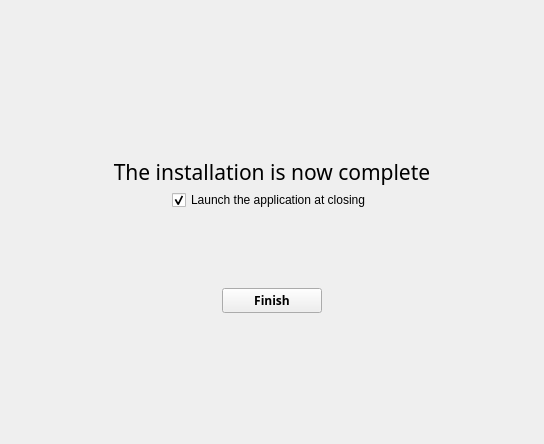
Old version of the form installer/ui/endinstallation.ui in the repository Covalia/standalone-deployer.
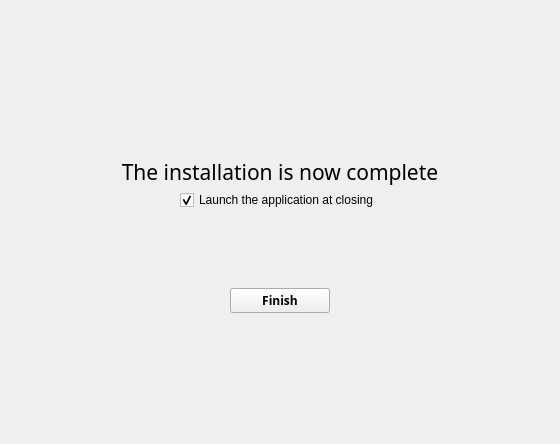
New version of the form. Icons and pictures are not drawn.

The edit to the form file:
```diff
--- a/installer/ui/endinstallation.ui
+++ b/installer/ui/endinstallation.ui
@@ -6,7 +6,7 @@
    <rect>
     <x>0</x>
     <y>0</y>
-    <width>544</width>
+    <width>560</width>
     <height>444</height>
    </rect>
   </property>
```
Left out of the diff: 2 changed lines with no effect on the pictures.
